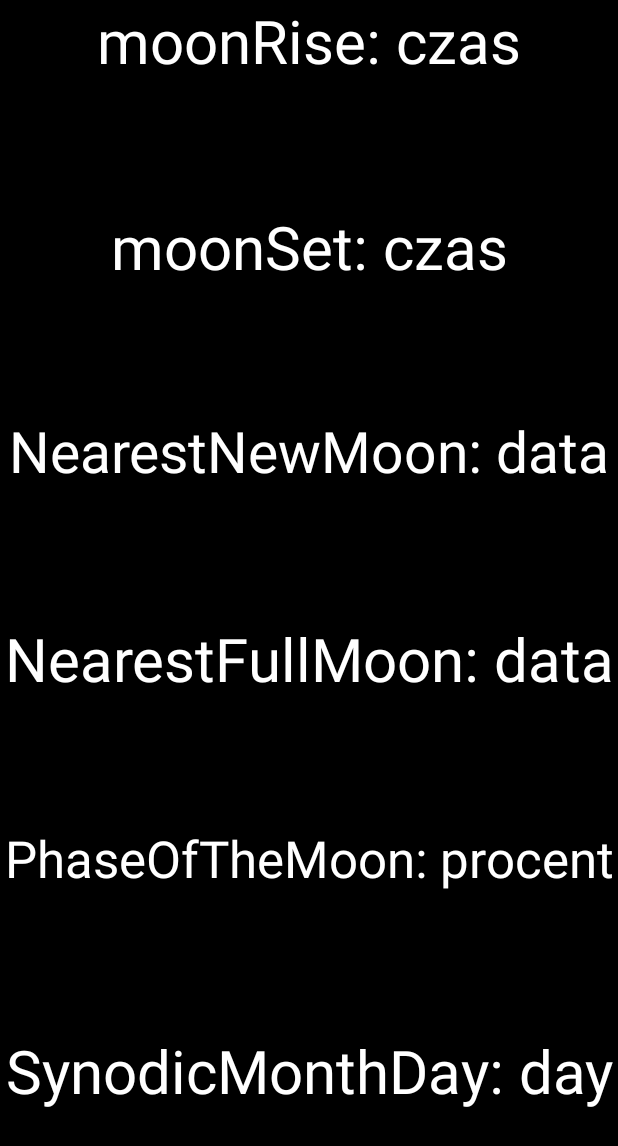
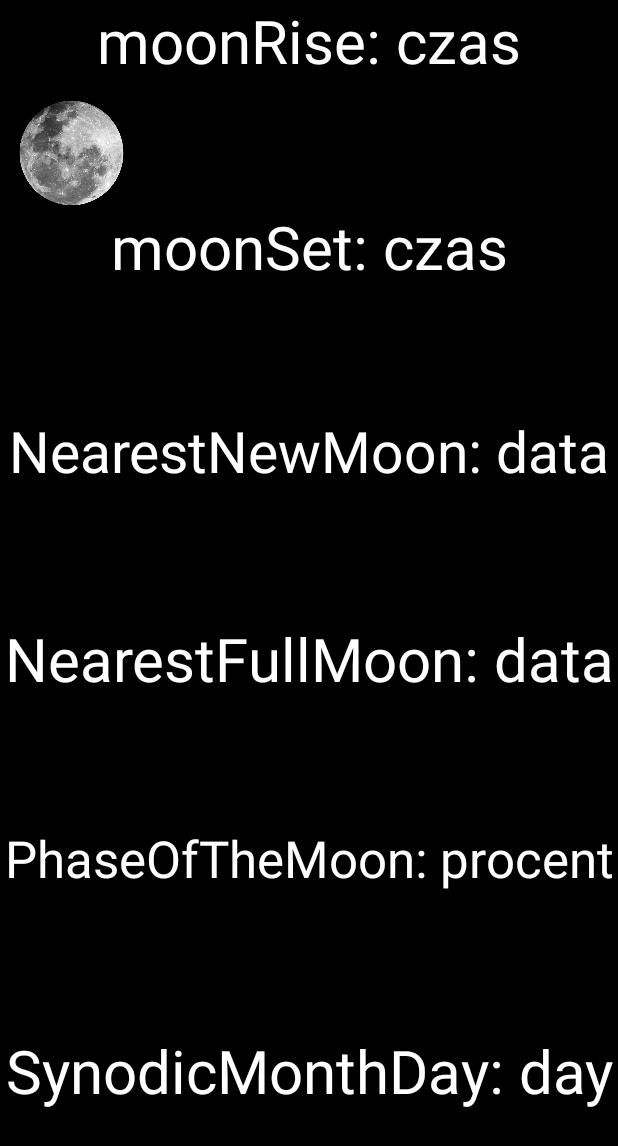
Before and after one commit to AKrupaa/AstroWeather_v1, an Android app: the layout fragment_moon.xml on its own in the app's theme, with its tools: preview values and no code run, on a phone screen of 412 x 824 dp. Shown: the top 1146 px of the screen. Run offline under Robolectric (Android 15) with nearby library versions, the phone set to English and light mode, and no system bars.

```diff
--- a/app/src/main/java/com/example/astroweathercz1_v11/ViewPagerFragmentAdapter.java
+++ b/app/src/main/java/com/example/astroweathercz1_v11/ViewPagerFragmentAdapter.java
@@ -26,6 +26,11 @@ public class ViewPagerFragmentAdapter extends FragmentStateAdapter {
         return arrayList.get(position);
     }
 
+    public void replaceFragment(Fragment fragment, int arrayPosition) {
+        arrayList.remove(arrayPosition);
+        arrayList.add(arrayPosition, fragment);
+    }
+
     @NonNull
     @Override
     public Fragment createFragment(int position) {
--- a/app/src/main/res/layout/fragment_moon.xml
+++ b/app/src/main/res/layout/fragment_moon.xml
@@ -12,6 +12,16 @@
         android:layout_width="match_parent"
         android:layout_height="match_parent">
 
+        <ImageView
+            android:layout_width="95dp"
+            android:layout_height="96dp"
+            android:background="@drawable/moon"
+            app:layout_constraintBottom_toBottomOf="parent"
+            app:layout_constraintEnd_toEndOf="parent"
+            app:layout_constraintHorizontal_bias="0.0"
+            app:layout_constraintStart_toStartOf="parent"
+            app:layout_constraintTop_toTopOf="parent"
+            app:layout_constraintVertical_bias="0.074" />
 
         <TextView
             android:id="@+id/moonRise"
```
Also changed, not shown: app/src/main/java/com/example/astroweathercz1_v11/MainActivity.java (+15 -1 lines), app/src/main/res/layout/fragment_sun.xml (+11 -0 lines), app/src/main/res/drawable/moon.png (added), app/src/main/res/drawable/sun.png (added).
